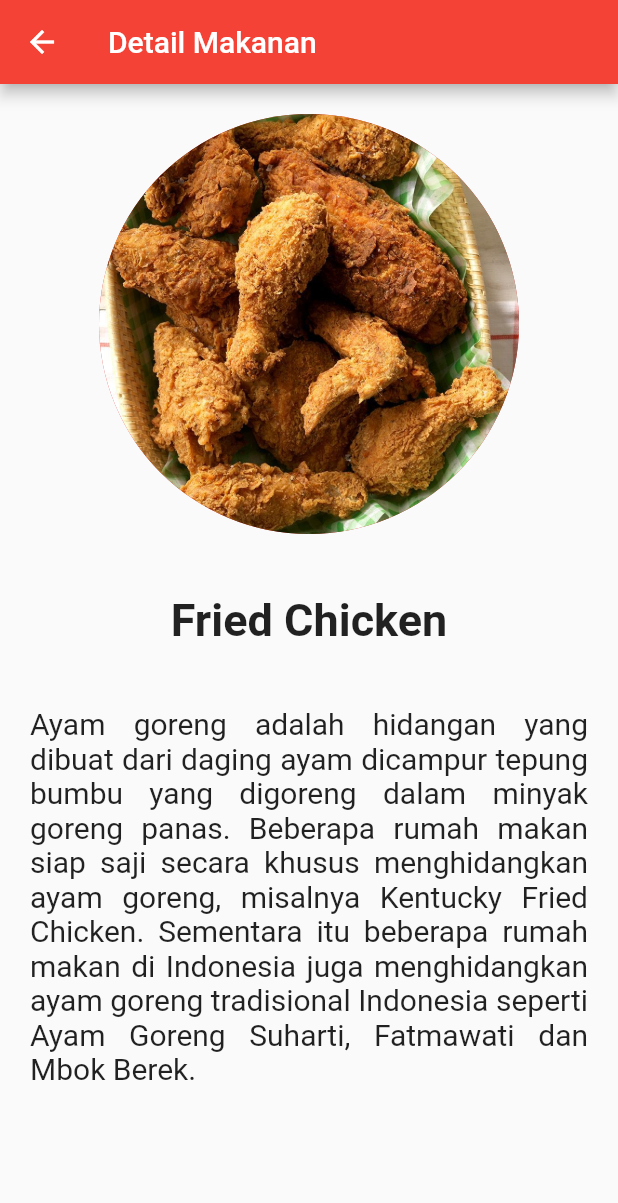
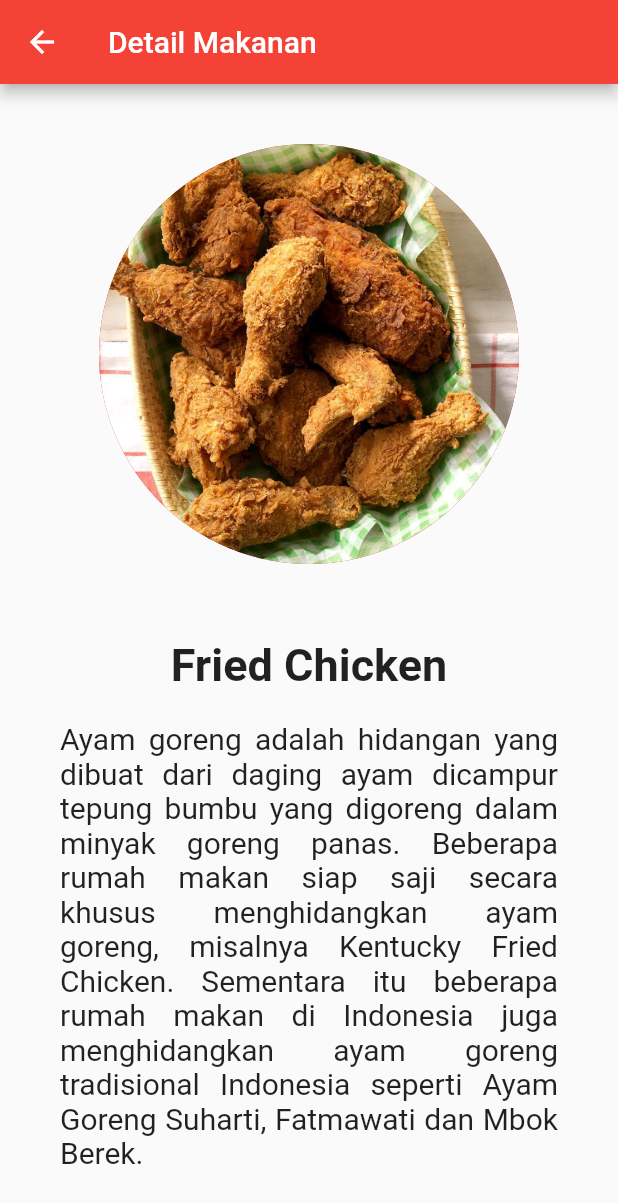
Before and after one commit to ferdianrb/flutter_meals_catalogue, a Flutter app: the screen it shows after launch, after a tap on "Fried Chicken", on a phone screen of 412 x 824 dp. Shown: the top 1203 px of the screen. Run offline on Flutter 3.47's test engine with Material 2 defaults, Android fonts, the phone set to English and light mode, and no system bars.

Commit message:
fix padding details menu

```diff
--- a/lib/main.dart
+++ b/lib/main.dart
@@ -131,29 +131,25 @@ class DetailScreen extends StatelessWidget {
           onPressed: () => Navigator.pop(context, false),
         ),
       ),
-      body: ListView(
-              children:[
+      body: ListView(children: [
         Padding(
-                padding: EdgeInsets.all(20),
-                child:CircleAvatar(
+            padding: EdgeInsets.all(40),
+            child: CircleAvatar(
               backgroundImage: ExactAssetImage(item.pic),
               minRadius: 80,
               maxRadius: 140,
             )),
         Center(
-                  child:Padding(
-                padding: EdgeInsets.all(20),
-                child:Text(item.name,
-                  style:
-                      TextStyle(fontSize: 30.0, fontWeight: FontWeight.bold)))),
+            child: Padding(
+                padding: EdgeInsets.fromLTRB(40.0, 10.0, 40.0, 10.0),
+                child: Text(item.name,
+                    style: TextStyle(
+                        fontSize: 30.0, fontWeight: FontWeight.bold)))),
         Padding(
-                padding: EdgeInsets.all(20),
-                child:Text(item.desc,
-                          textAlign: TextAlign.justify,
-                          style: TextStyle(fontSize: 20.0)
-                ))
-              ]
-            )
+            padding: EdgeInsets.fromLTRB(40.0, 10.0, 40.0, 10.0),
+            child: Text(item.desc,
+                textAlign: TextAlign.justify, style: TextStyle(fontSize: 20.0)))
+      ]),
     );
   }
 }
```
Lines whose indentation alone changed are shown as unchanged.
